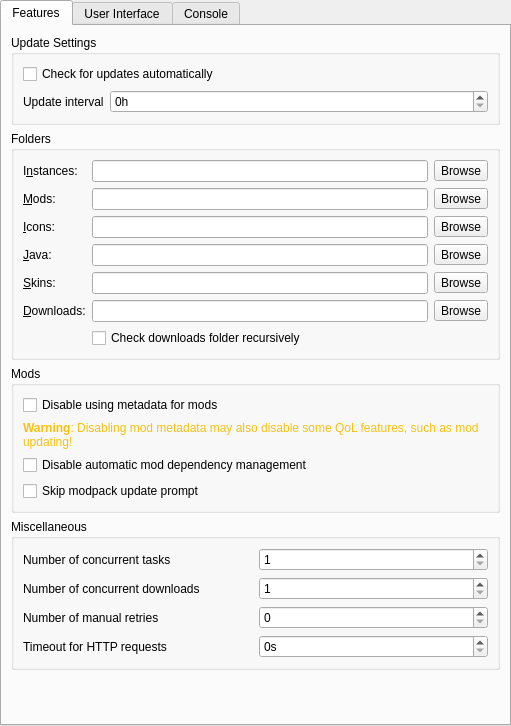
First picture: the form in launcher/ui/pages/global/LauncherPage.ui, repository FreesmTeam/FreesmLauncher, before the edit.
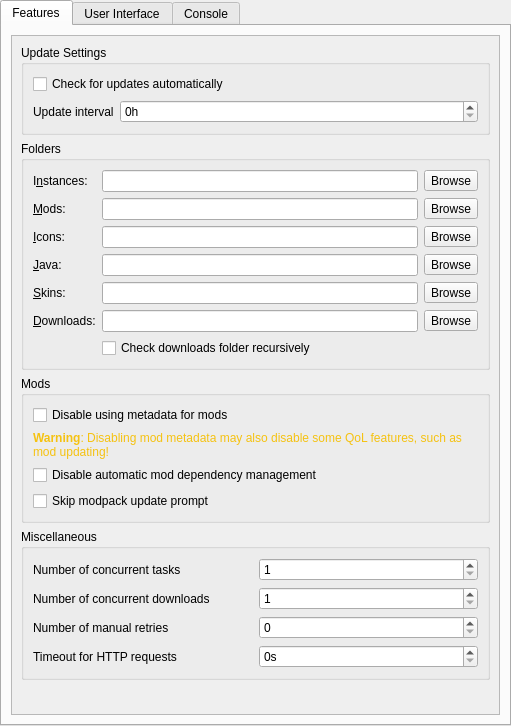
Second picture: the form after the edit. Custom widgets are drawn as their Qt base class.

Commit message: Add scrollbar to Settings -> Launcher -> Features

Diff of the .ui file:
```diff
--- a/launcher/ui/pages/global/LauncherPage.ui
+++ b/launcher/ui/pages/global/LauncherPage.ui
@@ -46,6 +46,24 @@
       </attribute>
       <layout class="QVBoxLayout" name="verticalLayout_9">
        <item>
+        <widget class="QScrollArea" name="scrollArea">
+         <property name="horizontalScrollBarPolicy">
+          <enum>Qt::ScrollBarAlwaysOff</enum>
+         </property>
+         <property name="widgetResizable">
+          <bool>true</bool>
+         </property>
+         <widget class="QWidget" name="scrollAreaWidgetContents">
+          <property name="geometry">
+           <rect>
+            <x>0</x>
+            <y>0</y>
+            <width>473</width>
+            <height>770</height>
+           </rect>
+          </property>
+          <layout class="QVBoxLayout" name="verticalLayout_8">
+           <item>
         <widget class="QGroupBox" name="updateSettingsBox">
          <property name="title">
           <string>Update Settings</string>
@@ -356,6 +374,10 @@
           </size>
          </property>
         </spacer>
+           </item>
+          </layout>
+         </widget>
+        </widget>
        </item>
       </layout>
      </widget>
```
Lines whose indentation alone changed are shown as unchanged.
